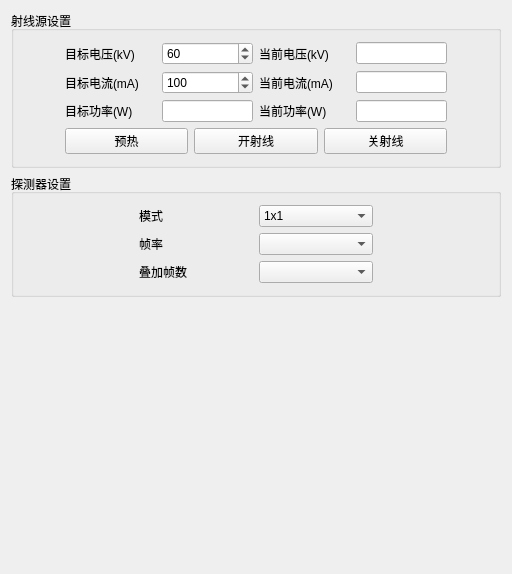
Old version of the form RayimDR/UI/CommonConfigUI.ui in the repository wangyunfu1996/RayimDR.
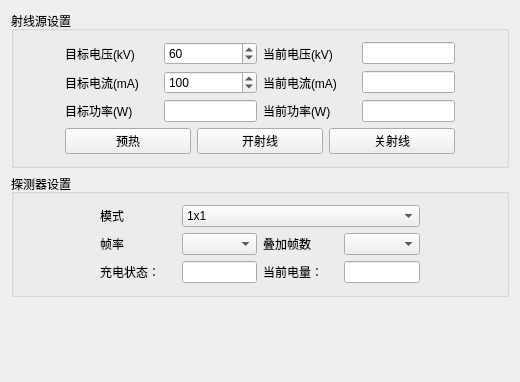
New version of the form. Custom widgets are drawn as their Qt base class.

Commit message: 显示探测器电池充电状态和剩余电量;

```diff
--- a/RayimDR/UI/CommonConfigUI.ui
+++ b/RayimDR/UI/CommonConfigUI.ui
@@ -6,8 +6,8 @@
    <rect>
     <x>0</x>
     <y>0</y>
-    <width>512</width>
-    <height>574</height>
+    <width>520</width>
+    <height>382</height>
    </rect>
   </property>
   <property name="windowTitle">
@@ -153,37 +153,9 @@
      <property name="title">
       <string>探测器设置</string>
      </property>
-     <layout class="QGridLayout" name="gridLayout_3" columnstretch="1,1,1,1">
-      <item row="0" column="2">
-       <widget class="ElaComboBox" name="comboBox_mode">
-        <item>
-         <property name="text">
-          <string>1x1</string>
-         </property>
-        </item>
-        <item>
-         <property name="text">
-          <string>2x2</string>
-         </property>
-        </item>
-        <item>
-         <property name="text">
-          <string>3x3</string>
-         </property>
-        </item>
-        <item>
-         <property name="text">
-          <string>4x4</string>
-         </property>
-        </item>
-       </widget>
-      </item>
-      <item row="0" column="1">
-       <widget class="ElaText" name="label_7">
-        <property name="text">
-         <string>模式</string>
-        </property>
-       </widget>
+     <layout class="QGridLayout" name="gridLayout_3" columnstretch="1,1,1,1,1,1">
+      <item row="3" column="2">
+       <widget class="ElaLineEdit" name="lineEdit_ChargingStatus"/>
       </item>
       <item row="1" column="1">
        <widget class="ElaText" name="label_9">
@@ -192,6 +164,30 @@
         </property>
        </widget>
       </item>
+      <item row="3" column="4">
+       <widget class="ElaLineEdit" name="lineEdit_Battery_Remaining"/>
+      </item>
+      <item row="0" column="1">
+       <widget class="ElaText" name="label_7">
+        <property name="text">
+         <string>模式</string>
+        </property>
+       </widget>
+      </item>
+      <item row="3" column="1">
+       <widget class="ElaText" name="label_10">
+        <property name="text">
+         <string>充电状态：</string>
+        </property>
+       </widget>
+      </item>
+      <item row="3" column="3">
+       <widget class="ElaText" name="label_11">
+        <property name="text">
+         <string>当前电量：</string>
+        </property>
+       </widget>
+      </item>
       <item row="0" column="0">
        <spacer name="horizontalSpacer">
         <property name="orientation">
@@ -205,14 +201,7 @@
         </property>
        </spacer>
       </item>
-      <item row="2" column="1">
-       <widget class="ElaText" name="label_8">
-        <property name="text">
-         <string>叠加帧数</string>
-        </property>
-       </widget>
-      </item>
-      <item row="0" column="3">
+      <item row="0" column="5">
        <spacer name="horizontalSpacer_2">
         <property name="orientation">
          <enum>Qt::Horizontal</enum>
@@ -228,9 +217,40 @@
       <item row="1" column="2">
        <widget class="ElaComboBox" name="comboBox_frameRate"/>
       </item>
-      <item row="2" column="2">
+      <item row="1" column="3">
+       <widget class="ElaText" name="label_8">
+        <property name="text">
+         <string>叠加帧数</string>
+        </property>
+       </widget>
+      </item>
+      <item row="1" column="4">
        <widget class="ElaComboBox" name="comboBox_stakcedNum"/>
       </item>
+      <item row="0" column="2" colspan="3">
+       <widget class="ElaComboBox" name="comboBox_mode">
+        <item>
+         <property name="text">
+          <string>1x1</string>
+         </property>
+        </item>
+        <item>
+         <property name="text">
+          <string>2x2</string>
+         </property>
+        </item>
+        <item>
+         <property name="text">
+          <string>3x3</string>
+         </property>
+        </item>
+        <item>
+         <property name="text">
+          <string>4x4</string>
+         </property>
+        </item>
+       </widget>
+      </item>
      </layout>
     </widget>
    </item>
```
Left out of the diff: 10 changed lines with no effect on the pictures. The commit also changes 4 other files.
